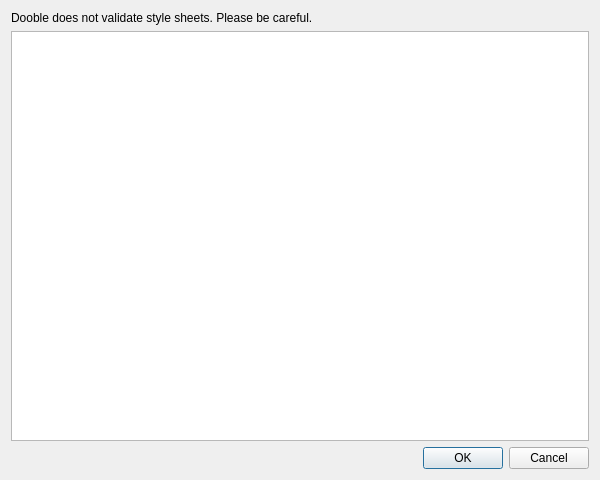
Qt form 2.x/UI/dooble_style_sheet.ui (textbrowser/dooble) before a commit.
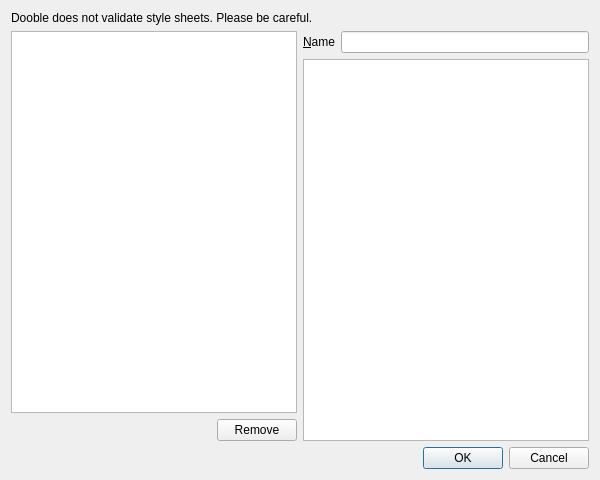
The same form after that commit. Icons and pictures are not drawn.

Commit message: Custom style sheets.

```diff
--- a/2.x/UI/dooble_style_sheet.ui
+++ b/2.x/UI/dooble_style_sheet.ui
@@ -17,7 +17,7 @@
    <iconset resource="../Icons/icons.qrc">
     <normaloff>:/Logo/dooble.png</normaloff>:/Logo/dooble.png</iconset>
   </property>
-  <layout class="QVBoxLayout" name="verticalLayout">
+  <layout class="QVBoxLayout" name="verticalLayout_3">
    <item>
     <widget class="QLabel" name="label">
      <property name="text">
@@ -29,7 +29,63 @@
     </widget>
    </item>
    <item>
-    <widget class="QTextEdit" name="style_sheet"/>
+    <layout class="QHBoxLayout" name="horizontalLayout_5">
+     <item>
+      <layout class="QVBoxLayout" name="verticalLayout_2">
+       <item>
+        <widget class="QListWidget" name="names"/>
+       </item>
+       <item>
+        <layout class="QHBoxLayout" name="horizontalLayout_3">
+         <item>
+          <spacer name="horizontalSpacer">
+           <property name="orientation">
+            <enum>Qt::Horizontal</enum>
+           </property>
+           <property name="sizeHint" stdset="0">
+            <size>
+             <width>40</width>
+             <height>20</height>
+            </size>
+           </property>
+          </spacer>
+         </item>
+         <item>
+          <widget class="QPushButton" name="remove">
+           <property name="text">
+            <string>Remove</string>
+           </property>
+          </widget>
+         </item>
+        </layout>
+       </item>
+      </layout>
+     </item>
+     <item>
+      <layout class="QVBoxLayout" name="verticalLayout">
+       <item>
+        <layout class="QHBoxLayout" name="horizontalLayout">
+         <item>
+          <widget class="QLabel" name="label_2">
+           <property name="text">
+            <string>&amp;Name</string>
+           </property>
+           <property name="buddy">
+            <cstring>name</cstring>
+           </property>
+          </widget>
+         </item>
+         <item>
+          <widget class="QLineEdit" name="name"/>
+         </item>
+        </layout>
+       </item>
+       <item>
+        <widget class="QPlainTextEdit" name="style_sheet"/>
+       </item>
+      </layout>
+     </item>
+    </layout>
    </item>
    <item>
     <layout class="QHBoxLayout" name="horizontalLayout_2">
```
Left out of the diff: 4 changed lines with no effect on the pictures. The commit also changes 1 other file.
